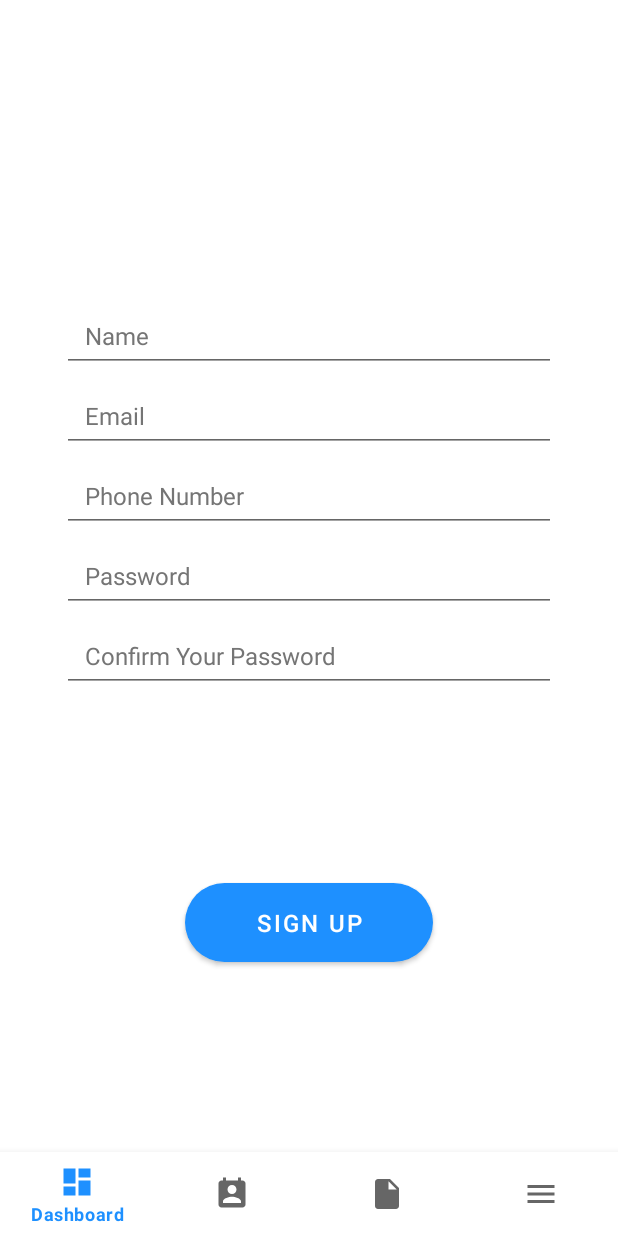
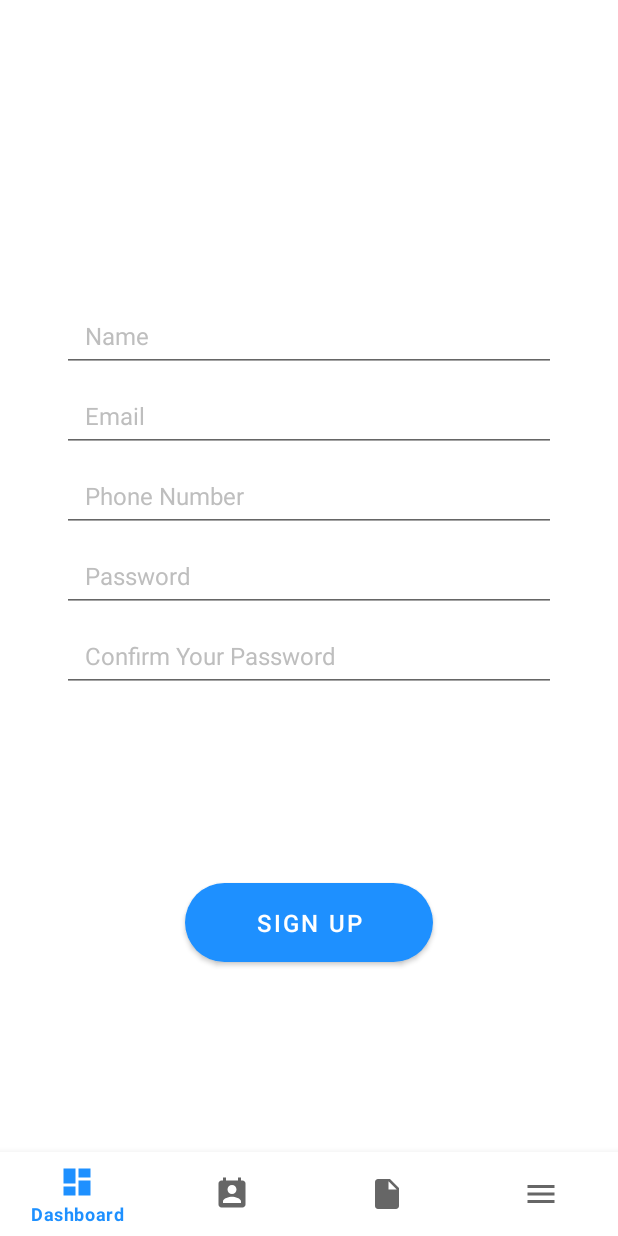
Before and after one commit to Abhay-Shankur/TechCare, an Android app: the fragment SignUpFragment placed in its activity, on a phone screen of 412 x 824 dp. Run offline under Robolectric (Android 15) with nearby library versions, the phone set to English and light mode, and no system bars; our stand-ins replace Firebase (no records; nobody signed in at launch, a user with empty details on screens opened directly).

Commit message:
Commit AssistDr

```diff
--- a/app/src/main/java/com/techcare/assistdr/fragments/AppointmentFragment.java
+++ b/app/src/main/java/com/techcare/assistdr/fragments/AppointmentFragment.java
@@ -50,10 +50,6 @@ public class AppointmentFragment extends Fragment {
         recyclerView=view.findViewById(R.id.appointmentFragmentRecyclerView);
 
 
-        progressDialog= new ProgressDialog(getLayoutInflater().getContext());
-        progressDialog.setTitle("Appointments");
-        progressDialog.setMessage("Please Wait while we are fetching your Appointments");
-        progressDialog.setProgressStyle(ProgressDialog.STYLE_SPINNER);
 
         listData= new ArrayList<AppointmentDetails>();
 
@@ -73,7 +69,11 @@ public class AppointmentFragment extends Fragment {
 
         if (FirebaseAuth.getInstance().getCurrentUser()!=null) {
 
-
+            progressDialog= new ProgressDialog(getLayoutInflater().getContext());
+            progressDialog.setTitle("Appointments");
+            progressDialog.setMessage("Please Wait while we are fetching your Appointments");
+            progressDialog.setProgressStyle(ProgressDialog.STYLE_SPINNER);
+            progressDialog.show();
             FirebaseDatabase.getInstance()
                     .getReference()
                     .child("Appointments")
@@ -82,7 +82,6 @@ public class AppointmentFragment extends Fragment {
                         @Override
                         public void onDataChange(DataSnapshot snapshot) {
 
-                            progressDialog.show();
                             FirebaseFirestore firestore=FirebaseFirestore.getInstance();
                             for (DataSnapshot ds:snapshot.getChildren()) {
                                 firestore.collection("Appointments")
@@ -104,6 +103,8 @@ public class AppointmentFragment extends Fragment {
                                             }
                                         });
                             }
+
+//                            appointmentAdapter.notifyDataSetChanged();
                             progressDialog.dismiss();
                             if (!snapshot.hasChildren())
                                 Toast.makeText(getLayoutInflater().getContext(), "No Appointments", Toast.LENGTH_SHORT).show();
@@ -112,6 +113,7 @@ public class AppointmentFragment extends Fragment {
                         @Override
                         public void onCancelled(DatabaseError error) {
 
+                            progressDialog.dismiss();
                         }
                     });
 //            progressDialog.dismiss();
--- a/app/src/main/java/com/techcare/assistdr/fragments/DashBoardFragment.java
+++ b/app/src/main/java/com/techcare/assistdr/fragments/DashBoardFragment.java
@@ -12,10 +12,18 @@ import android.view.View;
 import android.view.ViewGroup;
 
 import com.google.android.material.bottomnavigation.BottomNavigationView;
+import com.google.firebase.auth.FirebaseAuth;
+import com.google.firebase.database.DataSnapshot;
+import com.google.firebase.database.DatabaseError;
+import com.google.firebase.database.FirebaseDatabase;
+import com.google.firebase.database.ValueEventListener;
 import com.techcare.assistdr.MainActivity;
 import com.techcare.assistdr.R;
+import com.techcare.assistdr.databinding.FragmentDashBoardBinding;
 
 public class DashBoardFragment extends Fragment {
+
+    FragmentDashBoardBinding binding;
 
     public DashBoardFragment() {
         // Required empty public constructor
@@ -24,11 +32,35 @@ public class DashBoardFragment extends Fragment {
     @Override
     public View onCreateView(LayoutInflater inflater, ViewGroup container,
                              Bundle savedInstanceState) {
-        View view = (ViewGroup) inflater.inflate(R.layout.fragment_dash_board, container, false);
+//        View view = (ViewGroup) inflater.inflate(R.layout.fragment_dash_board, container, false);
+        binding = FragmentDashBoardBinding.inflate(inflater, container, false);
 
 
         // Inflate the layout for this fragment
-        return view;
+        return binding.getRoot();
     }
 
+    @Override
+    public void onResume() {
+        super.onResume();
+
+        if (FirebaseAuth.getInstance().getCurrentUser()!=null) {
+            FirebaseDatabase.getInstance()
+                    .getReference()
+                    .child("Appointments")
+                    .child(FirebaseAuth.getInstance().getCurrentUser().getUid())
+                    .addValueEventListener(new ValueEventListener() {
+                        @Override
+                        public void onDataChange(DataSnapshot snapshot) {
+                            binding.customNotificationsCount.setText(String.valueOf(snapshot.getChildrenCount()));
+                            binding.customThismonthCount.setText(String.valueOf(snapshot.getChildrenCount()));
+                        }
+
+                        @Override
+                        public void onCancelled(DatabaseError error) {
+
+                        }
+                    });
+        }
+    }
 }
--- a/app/src/main/res/layout/fragment_log_in.xml
+++ b/app/src/main/res/layout/fragment_log_in.xml
@@ -24,7 +24,8 @@
             android:paddingTop="12dp"
             android:paddingRight="20dp"
             android:paddingBottom="12dp"
-            android:textColorHint="#757575"
+            android:textColor="?android:attr/textColorPrimaryNoDisable"
+            android:textColorHint="?android:attr/textColorSecondaryNoDisable"
             android:textSize="16sp"
             app:layout_constraintBottom_toTopOf="@+id/custom_editTextPassword"
             app:layout_constraintEnd_toEndOf="parent"
@@ -46,7 +47,8 @@
             android:paddingTop="12dp"
             android:paddingRight="20dp"
             android:paddingBottom="12dp"
-            android:textColorHint="#757575"
+            android:textColor="?android:attr/textColorPrimaryNoDisable"
+            android:textColorHint="?android:attr/textColorSecondaryNoDisable"
             android:textSize="16sp"
             app:layout_constraintBottom_toBottomOf="parent"
             app:layout_constraintEnd_toEndOf="parent"
--- a/app/src/main/res/layout/fragment_sign_up.xml
+++ b/app/src/main/res/layout/fragment_sign_up.xml
@@ -24,7 +24,8 @@
             android:paddingTop="6dp"
             android:paddingRight="15dp"
             android:paddingBottom="6dp"
-            android:textColorHint="#757575"
+            android:textColor="?android:attr/textColorPrimaryNoDisable"
+            android:textColorHint="?android:attr/textColorSecondaryNoDisable"
             android:textSize="16sp"
             app:layout_constraintBottom_toTopOf="@+id/custom_editTextTextEmailAddress2"
             app:layout_constraintEnd_toEndOf="parent"
@@ -47,7 +48,8 @@
             android:paddingTop="6dp"
             android:paddingRight="15dp"
             android:paddingBottom="6dp"
-            android:textColorHint="#757575"
+            android:textColor="?android:attr/textColorPrimaryNoDisable"
+            android:textColorHint="?android:attr/textColorSecondaryNoDisable"
             android:textSize="16sp"
             app:layout_constraintBottom_toTopOf="@+id/custom_editTextPhone2"
             app:layout_constraintEnd_toEndOf="parent"
@@ -70,7 +72,8 @@
             android:paddingTop="6dp"
             android:paddingRight="15dp"
             android:paddingBottom="6dp"
-            android:textColorHint="#757575"
+            android:textColor="?android:attr/textColorPrimaryNoDisable"
+            android:textColorHint="?android:attr/textColorSecondaryNoDisable"
             android:textSize="16sp"
             app:layout_constraintBottom_toTopOf="@+id/custom_editTextTextPassword2"
             app:layout_constraintEnd_toEndOf="parent"
@@ -92,7 +95,8 @@
             android:paddingTop="6dp"
             android:paddingRight="15dp"
             android:paddingBottom="6dp"
-            android:textColorHint="#757575"
+            android:textColor="?android:attr/textColorPrimaryNoDisable"
+            android:textColorHint="?android:attr/textColorSecondaryNoDisable"
             android:textSize="16sp"
             app:layout_constraintBottom_toBottomOf="parent"
             app:layout_constraintEnd_toEndOf="parent"
@@ -116,7 +120,8 @@
             android:paddingTop="6dp"
             android:paddingRight="15dp"
             android:paddingBottom="6dp"
-            android:textColorHint="#757575"
+            android:textColor="?android:attr/textColorPrimaryNoDisable"
+            android:textColorHint="?android:attr/textColorSecondaryNoDisable"
             android:textSize="16sp"
             app:layout_constraintEnd_toEndOf="parent"
             app:layout_constraintHorizontal_bias="0.5"
```
